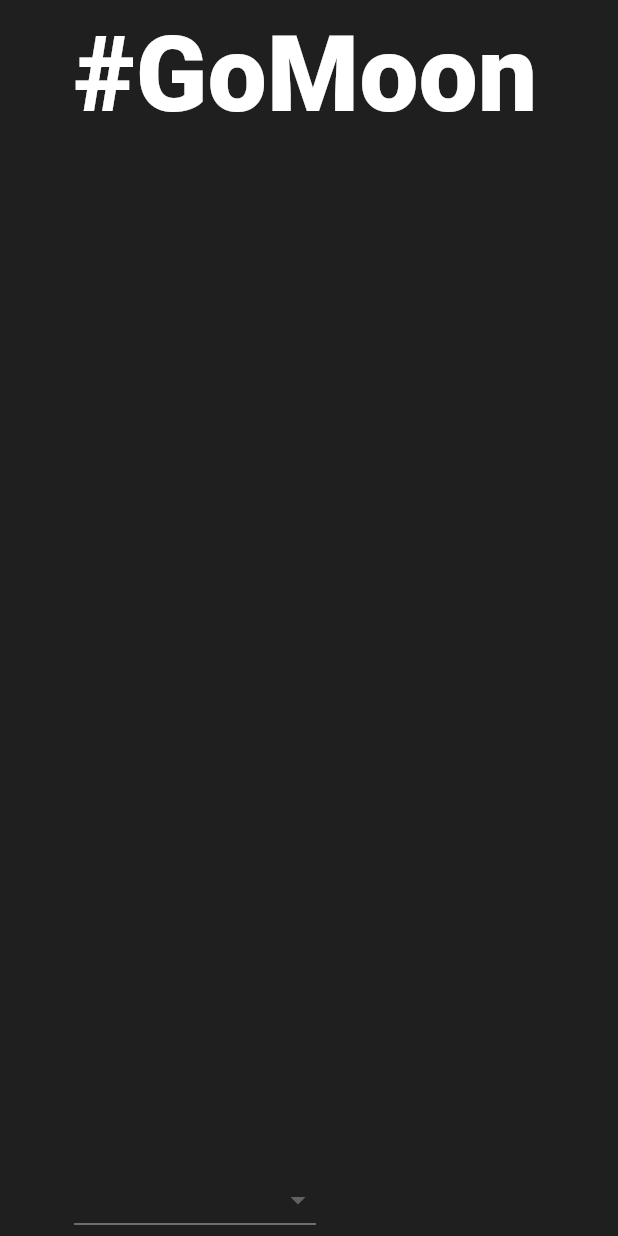
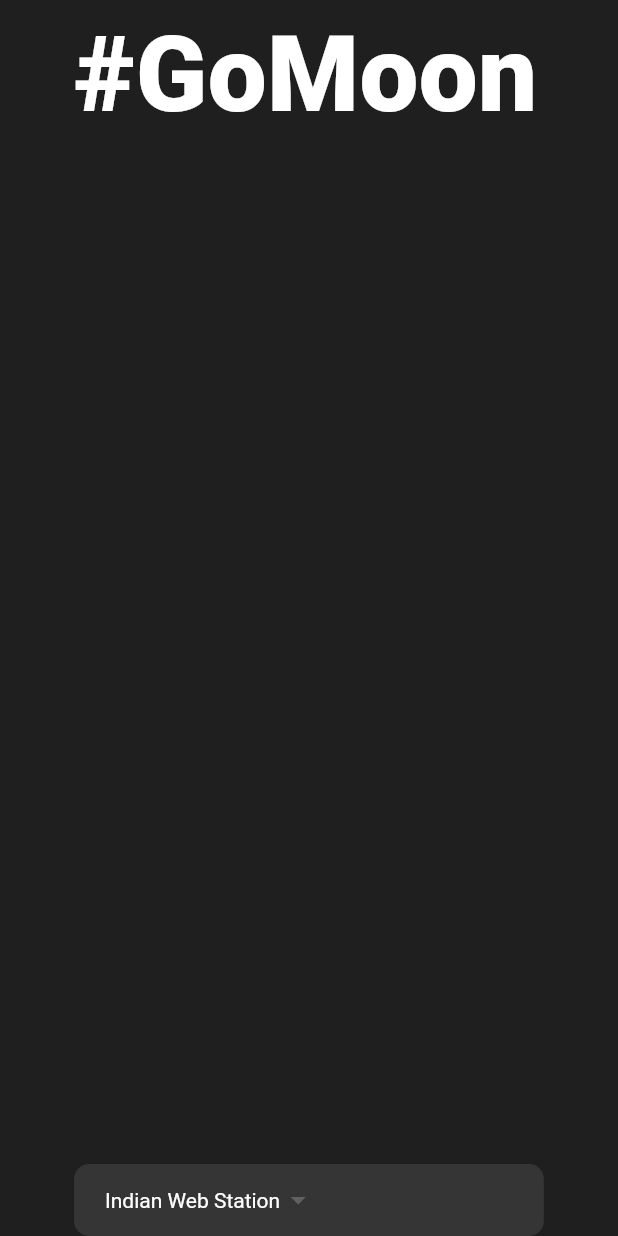
Before and after one commit to Prathamesh-1011/GoMoon-Flutter-App, a Flutter app: the screen it shows after launch, on a phone screen of 412 x 824 dp. Run offline on Flutter 3.47's test engine with Material 3 defaults, Android fonts, the phone set to English and light mode, and no system bars.

Commit message:
Completed Design of Drop Down Widget

```diff
--- a/lib/pages/home_page.dart
+++ b/lib/pages/home_page.dart
@@ -52,21 +52,45 @@ class HomePage extends StatelessWidget {
   }
 
   Widget _destinationDropDownWidget() {
-    List<DropdownMenuItem<String>> _items = [
+    List<String> _items = [
       "Indian Web Station",
       "NASA Web Station",
-    ].map(
-      (e) {
-        return DropdownMenuItem(
-          value: e,
-          child: Text(e),
-        );
-      },
-    ).toList();
+    ];
     return Container(
+      padding: EdgeInsets.symmetric(horizontal: _deviceWidth * 0.05),
+      width: _deviceWidth,
+      decoration: BoxDecoration(
+        color: const Color.fromRGBO(
+          53,
+          53,
+          53,
+          1.0,
+        ),
+        borderRadius: BorderRadius.circular(
+          10,
+        ),
+      ),
       child: DropdownButton(
+        value: _items.first,
         onChanged: (_) {},
-        items: _items,
+        items: _items.map(
+          (e) {
+            return DropdownMenuItem(
+              value: e,
+              child: Text(e),
+            );
+          },
+        ).toList(),
+        underline: Container(),
+        dropdownColor: const Color.fromRGBO(
+          53,
+          53,
+          53,
+          1.0,
+        ),
+        style: const TextStyle(
+          color: Colors.white,
+        ),
       ),
     );
   }
```
